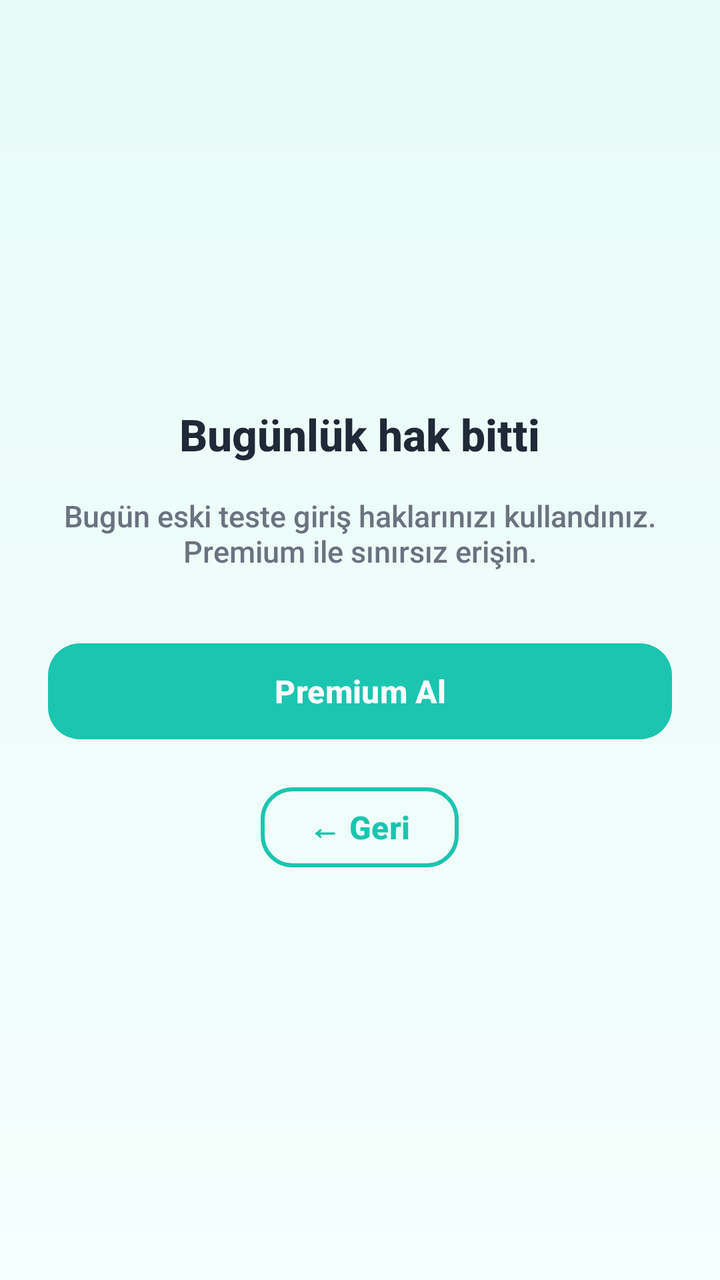
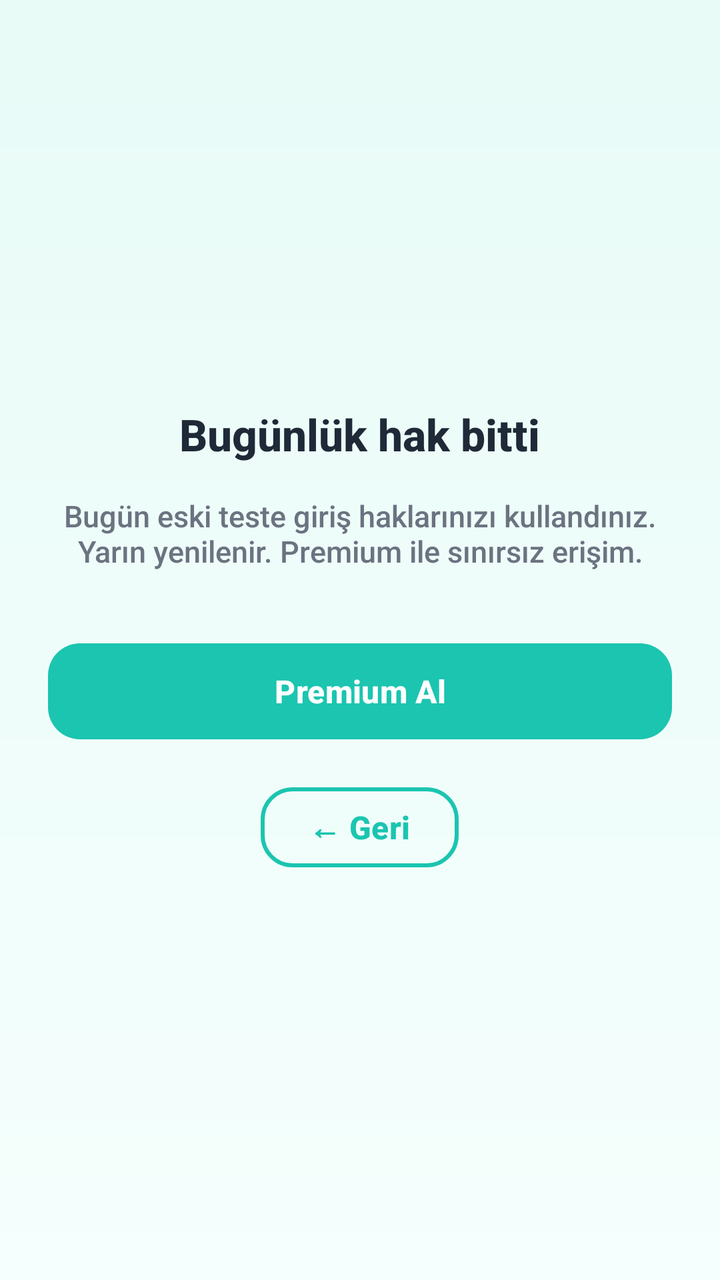

The first picture is an Android layout as it rendered before a commit; the second is the same layout after the commit. The layout source and the unified diff follow.
<!-- AndroidManifest.xml: application theme Theme.BrainBuddy -->
<!-- res/layout/activity_ad_limit_reached.xml -->
<?xml version="1.0" encoding="utf-8"?>
<LinearLayout xmlns:android="http://schemas.android.com/apk/res/android"
    xmlns:app="http://schemas.android.com/apk/res-auto"
    android:layout_width="match_parent"
    android:layout_height="match_parent"
    android:background="@drawable/bg_gradient"
    android:orientation="vertical"
    android:padding="24dp"
    android:gravity="center">

    <TextView
        android:layout_width="wrap_content"
        android:layout_height="wrap_content"
        android:text="@string/ad_limit_reached_title"
        android:textSize="22sp"
        android:textStyle="bold"
        android:textColor="@color/bb_text"/>

    <TextView
        android:id="@+id/tvMessage"
        android:layout_width="match_parent"
        android:layout_height="wrap_content"
        android:layout_marginTop="16dp"
        android:text="@string/ad_limit_reached_message"
        android:textSize="15sp"
        android:textColor="@color/bb_text_muted"
        android:gravity="center"/>

    <Button
        android:id="@+id/btnPremium"
        style="@style/BBButton"
        android:layout_width="match_parent"
        android:layout_height="56dp"
        android:layout_marginTop="32dp"
        android:text="Premium Al"/>

    <Button
        android:id="@+id/btnBack"
        style="@style/BBButtonAlt"
        android:layout_width="wrap_content"
        android:layout_height="48dp"
        android:layout_marginTop="16dp"
        android:text="@string/btn_back"/>
</LinearLayout>
<!-- resources referenced by this layout -->
<resources>
  <color name="bb_text">#1F2937</color>
  <color name="bb_text_muted">#6B7280</color>
  <!-- drawable bg_gradient (drawable) -->
  <?xml version="1.0" encoding="utf-8"?>
  <layer-list xmlns:android="http://schemas.android.com/apk/res/android">
      <item>
          <shape>
              <gradient
                  android:angle="270"
                  android:startColor="#E8FBF7"
                  android:endColor="#F5FFFD"/>
          </shape>
      </item>
  </layer-list>
  <string name="ad_limit_reached_message">Bugün eski teste giriş haklarınızı kullandınız. Premium ile sınırsız erişin.</string>
  <string name="ad_limit_reached_title">Bugünlük hak bitti</string>
  <string name="btn_back">← Geri</string>
  <style name="BBButton" parent="Widget.Material3.Button">
          <item name="android:minHeight">56dp</item>
          <item name="android:paddingStart">24dp</item>
          <item name="android:paddingEnd">24dp</item>
          <item name="cornerRadius">16dp</item>
          <item name="android:textAllCaps">false</item>
          <item name="android:textColor">@color/white</item>
          <item name="android:textSize">16sp</item>
          <item name="android:textStyle">bold</item>
          <item name="backgroundTint">@color/bb_primary</item>
      </style>
  <style name="BBButtonAlt" parent="Widget.Material3.Button.OutlinedButton">
          <item name="android:minHeight">56dp</item>
          <item name="cornerRadius">16dp</item>
          <item name="android:textAllCaps">false</item>
          <item name="android:textColor">@color/bb_primary</item>
          <item name="strokeColor">@color/bb_primary</item>
          <item name="strokeWidth">2dp</item>
      </style>
  <style name="Theme.BrainBuddy" parent="Theme.Material3.DayNight.NoActionBar">
          <item name="colorPrimary">@color/bb_primary</item>
          <item name="colorOnPrimary">@color/white</item>
          <item name="colorSecondary">@color/bb_secondary</item>
          <item name="colorOnSecondary">@color/white</item>
          <item name="colorTertiary">@color/bb_accent</item>
          <item name="colorOnTertiary">@color/black</item>
          <item name="colorError">@color/bb_error</item>
          <item name="android:windowBackground">@drawable/bg_gradient</item>
          <item name="android:textColorPrimary">@color/bb_text</item>
          <item name="android:textColorSecondary">@color/bb_text_muted</item>
          <item name="materialButtonStyle">@style/BBButton</item>
          <item name="android:fontFamily">sans-serif-medium</item>
      </style>
  <color name="white">#FFFFFF</color>
  <color name="bb_primary">#1BC5B0</color>
  <color name="bb_secondary">#00897B</color>
  <color name="bb_accent">#FFC107</color>
  <color name="black">#000000</color>
  <color name="bb_error">#FF5252</color>
</resources>

<!-- the commit's change to res/layout/activity_ad_limit_reached.xml (unified diff, before → after) -->
@@ -9,6 +9,7 @@
     android:gravity="center">
 
     <TextView
+        android:id="@+id/tvTitle"
         android:layout_width="wrap_content"
         android:layout_height="wrap_content"
         android:text="@string/ad_limit_reached_title"
<!-- resource entries referenced after the edit -->
@@ -14,7 +14,7 @@
           </shape>
       </item>
   </layer-list>
-  <string name="ad_limit_reached_message">Bugün eski teste giriş haklarınızı kullandınız. Premium ile sınırsız erişin.</string>
+  <string name="ad_limit_reached_message">Bugün eski teste giriş haklarınızı kullandınız. Yarın yenilenir. Premium ile sınırsız erişim.</string>
   <string name="ad_limit_reached_title">Bugünlük hak bitti</string>
   <string name="btn_back">← Geri</string>
   <style name="BBButton" parent="Widget.Material3.Button">
